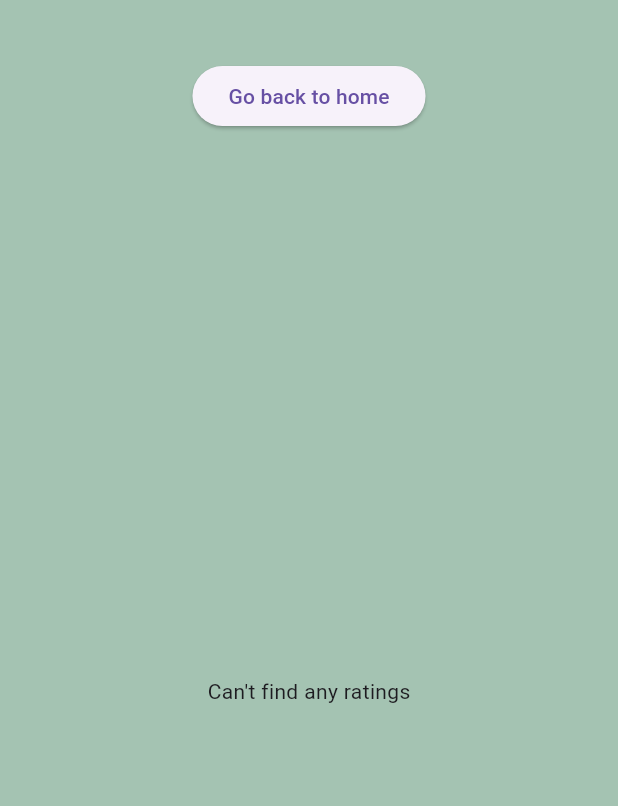
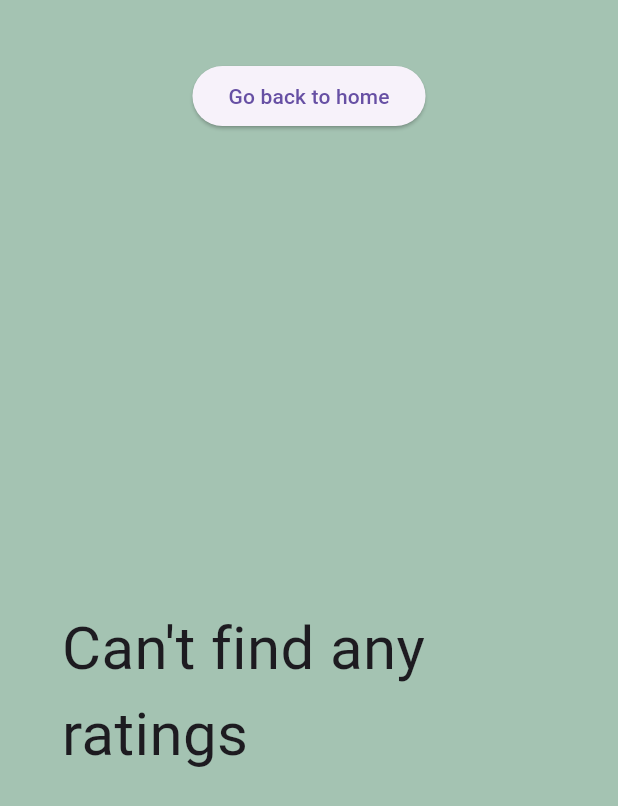
Before and after one commit to astev423/Adventure-Log, a Flutter app: the ViewReviews screen opened directly, on a phone screen of 412 x 824 dp. Shown: the top 806 px of the screen. Run offline on Flutter 3.47's test engine with Material 3 defaults, Android fonts, the phone set to English and light mode, and no system bars; our stand-ins replace cloud_firestore, firebase_core, geolocator; accounts and stored records are empty; generated files the repository leaves out were written again.

Commit message:
feat: added reviews that can display images, view reviews MVP done

```diff
--- a/lib/data/models/review.dart
+++ b/lib/data/models/review.dart
@@ -1,6 +1,7 @@
 class ReviewInfo {
   final String locationName;
   final String locationCoordinates;
+  final String? imageURL;
   final int locationRating;
   final String reasonForRating;
 
@@ -8,14 +9,16 @@ class ReviewInfo {
     this.locationName,
     this.locationCoordinates,
     this.locationRating,
-    this.reasonForRating,
-  );
+    this.reasonForRating, [
+    this.imageURL,
+  ]);
 
   /// Example req: final response = await http.post(url, headers, body: jsonEncode(model.toJson()));
   Map<String, dynamic> toJson() {
     return {
       'locationName': locationName,
       'locationCoordinates': locationCoordinates,
+      'imageURL': imageURL,
       'locationRating': locationRating,
       'reasonForRating': reasonForRating,
     };
@@ -26,12 +29,14 @@ class ReviewInfo {
     final locationCoordinates = json['locationCoordinates'];
     final locationRating = json['locationRating'];
     final reasonForRating = json['reasonForRating'];
+    final imageURL = json['imageURL'];
 
     return ReviewInfo(
       locationName,
       locationCoordinates,
       locationRating,
       reasonForRating,
+      imageURL,
     );
   }
 }
--- a/lib/views/pages/view_reviews.dart
+++ b/lib/views/pages/view_reviews.dart
@@ -1,4 +1,5 @@
 import 'package:adventure_log/controllers/utils/constants.dart';
+import 'package:adventure_log/controllers/utils/responsiveness.dart';
 import 'package:adventure_log/data/firestore_queries.dart';
 import 'package:adventure_log/data/models/review.dart';
 import 'package:flutter/material.dart';
@@ -10,7 +11,8 @@ class ViewReviews extends StatelessWidget {
   Widget build(BuildContext context) {
     return Scaffold(
       backgroundColor: teal,
-      body: Column(
+      body: Center(
+        child: Column(
           children: [
             SizedBox(height: 40),
             ElevatedButton(
@@ -19,8 +21,14 @@ class ViewReviews extends StatelessWidget {
             ),
             SizedBox(height: 10),
             // Expanded tells listbuilder how big it will be as builder needs a size
-          Expanded(child: ReviewsList()),
+            Expanded(
+              child: SizedBox(
+                width: responsiveWidth(context, 1200),
+                child: ReviewsList(),
+              ),
+            ),
           ],
+        ),
       ),
     );
   }
@@ -53,8 +61,15 @@ class _ReviewsListState extends State<ReviewsList> {
 
   @override
   Widget build(BuildContext context) {
-    if (_reviews.isEmpty && _fetchDone) {
-      return Center(child: Text("Can't find any ratings"));
+    if (!_fetchDone) {
+      return Center(
+        child: Text("Loading reviews...", style: TextStyle(fontSize: 40)),
+      );
+    }
+    if (_reviews.isEmpty) {
+      return Center(
+        child: Text("Can't find any ratings", style: TextStyle(fontSize: 40)),
+      );
     }
 
     return ListView.builder(
@@ -66,7 +81,7 @@ class _ReviewsListState extends State<ReviewsList> {
 
         final review = _reviews[index - 1];
         return Padding(
-          padding: const EdgeInsets.only(bottom: 20),
+          padding: EdgeInsets.only(bottom: 20),
           child: ReviewCard(review),
         );
       },
@@ -82,13 +97,17 @@ class ReviewCard extends StatelessWidget {
   @override
   Widget build(BuildContext context) {
     return Container(
-      width: 600,
       padding: EdgeInsets.all(20),
       color: Colors.white,
       child: Column(
         children: [
           Text(review.locationName),
           Text(review.locationCoordinates),
+          if (review.imageURL != null)
+            ConstrainedBox(
+              constraints: BoxConstraints(maxWidth: 600, maxHeight: 400),
+              child: Image(image: NetworkImage(review.imageURL!)),
+            ),
           StarRating(review.locationRating),
           Text(review.reasonForRating),
         ],
@@ -98,13 +117,21 @@ class ReviewCard extends StatelessWidget {
 }
 
 class StarRating extends StatelessWidget {
-  const StarRating(int ratingOutOfFive, {super.key});
+  final int _ratingOutOfFive;
+  const StarRating(this._ratingOutOfFive, {super.key});
 
   @override
   Widget build(BuildContext context) {
-    return const Row(
+    return Row(
       mainAxisSize: .min,
-      children: [Icon(Icons.star, color: Colors.amber, size: 24.0)],
+      children: [
+        for (int starIndex = 0; starIndex < 5; ++starIndex)
+          Icon(
+            starIndex + 1 > _ratingOutOfFive ? Icons.star_border : Icons.star,
+            color: Colors.amber,
+            size: 24.0,
+          ),
+      ],
     );
   }
 }
```
Lines whose indentation alone changed are shown as unchanged.
